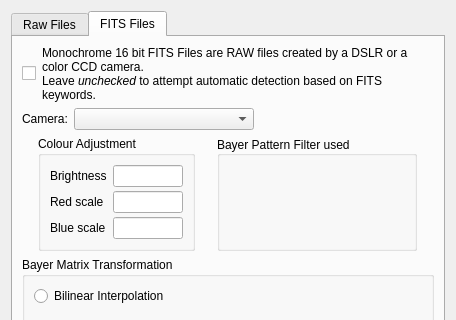
First picture: the form in DeepSkyStacker/ui/RawDDPSettings.ui, repository deepskystacker/DSS, before the edit; both pictures show x 0 to 456 and y 0 to 320 of the 456 by 574 pixel window.
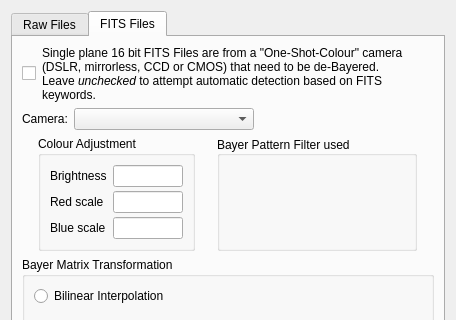
Second picture: the form after the edit. The open tabs and pages were chosen to show the change.

Commit message: Clarify text for FITS CFA images

The edit to the form file:
```diff
--- a/DeepSkyStacker/ui/RawDDPSettings.ui
+++ b/DeepSkyStacker/ui/RawDDPSettings.ui
@@ -308,7 +308,7 @@
          <item>
           <widget class="QLabel" name="label_65">
            <property name="text">
-            <string>&lt;html&gt;&lt;body&gt;&lt;p&gt;Monochrome 16 bit FITS Files are RAW files created by a DSLR or a color CCD camera.&lt;br&gt;Leave &lt;span style=&quot; font-style:italic;&quot;&gt;unchecked&lt;/span&gt; to attempt automatic detection based on FITS keywords.&lt;/p&gt;&lt;/body&gt;&lt;/html&gt;</string>
+            <string>&lt;html&gt;&lt;head/&gt;&lt;body&gt;&lt;p&gt;Single plane 16 bit FITS Files are from a &amp;quot;One-Shot-Colour&amp;quot; camera (DSLR, mirrorless, CCD or CMOS) that need to be de-Bayered.&lt;br/&gt;Leave &lt;span style=&quot; font-style:italic;&quot;&gt;unchecked&lt;/span&gt; to attempt automatic detection based on FITS keywords.&lt;/p&gt;&lt;/body&gt;&lt;/html&gt;</string>
            </property>
            <property name="textFormat">
             <enum>Qt::RichText</enum>
```
Left out of the diff: 2 changed lines with no effect on the pictures.
